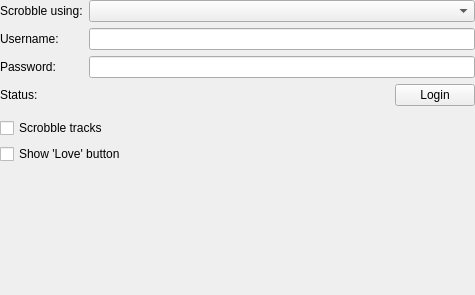
Above: scrobbling/scrobblingsettings.ui from CDrummond/cantata before the change. Below: the same form after it.
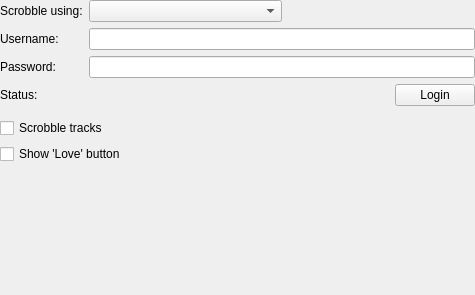
That is the form after the change. Custom widgets are drawn as their Qt base class.

Commit message: Hide scrobbler combo if only 1 scrobbler

Patch:
```diff
--- a/scrobbling/scrobblingsettings.ui
+++ b/scrobbling/scrobblingsettings.ui
@@ -34,7 +34,20 @@
     </widget>
    </item>
    <item row="0" column="1">
-    <widget class="QComboBox" name="scrobbler"/>
+    <layout class="QHBoxLayout" name="scrobblerLayout">
+     <property name="margin">
+      <number>0</number>
+     </property>
+     <property name="spacing">
+      <number>0</number>
+     </property>
+     <item>
+      <widget class="QComboBox" name="scrobbler"/>
+     </item>
+     <item>
+     <widget class="QLabel" name="scrobblerName"/>
+     </item>
+    </layout>
    </item>
    <item row="1" column="0">
     <widget class="BuddyLabel" name="userLabel">
```
The commit also changes 1 other file.
